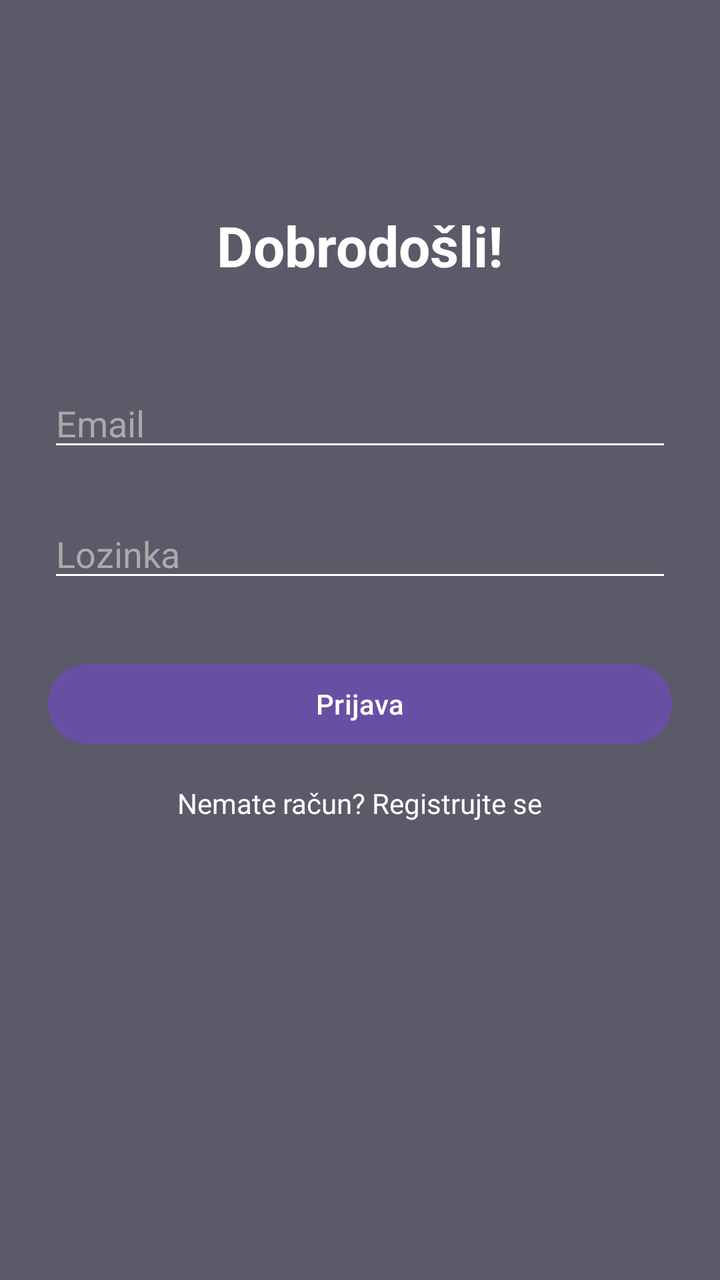
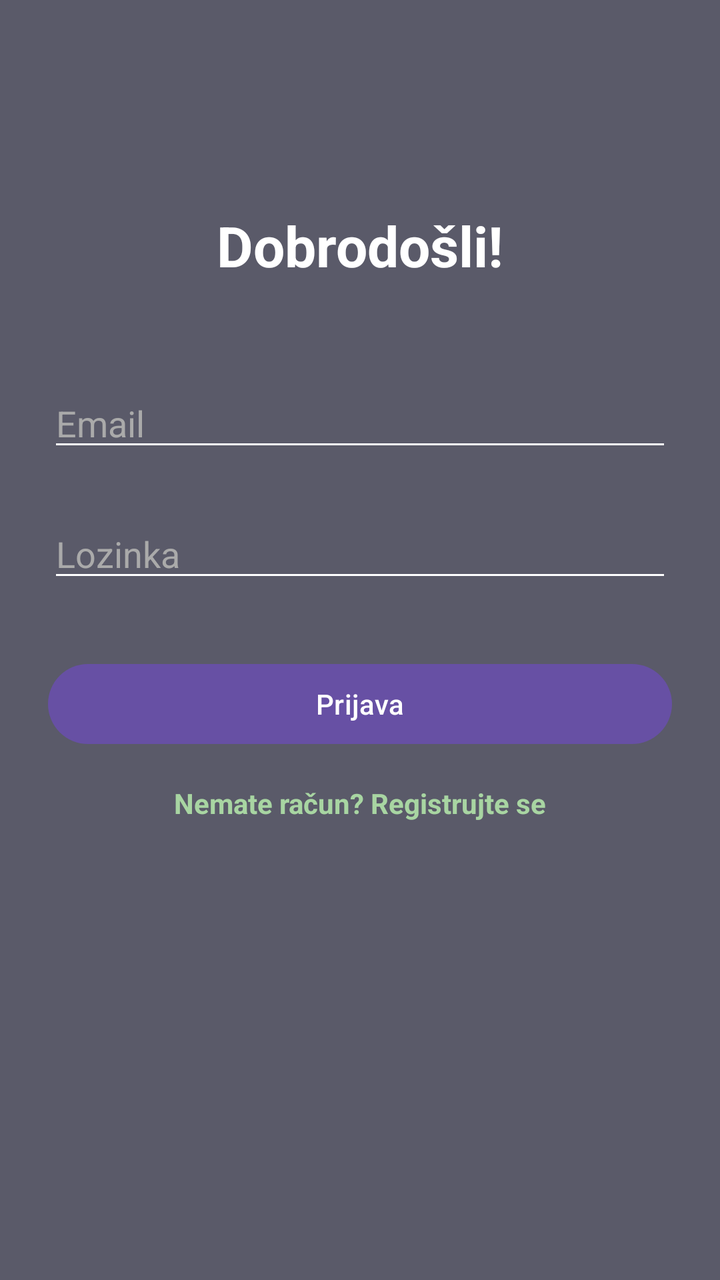

Two renders of the same Android screen: before a commit and after it. Below are the layout's source before the change and the commit's diff.
<!-- AndroidManifest.xml: application theme Theme.WearAgain -->
<!-- res/layout/activity_login.xml -->
<?xml version="1.0" encoding="utf-8"?>
<androidx.constraintlayout.widget.ConstraintLayout
    xmlns:android="http://schemas.android.com/apk/res/android" xmlns:app="http://schemas.android.com/apk/res-auto"
    android:layout_width="match_parent"
    android:layout_height="match_parent"
    android:background="@color/splash_pozadina"
    android:padding="24dp">

    <TextView
        android:id="@+id/tvDobrodoslica"
        android:layout_width="wrap_content"
        android:layout_height="wrap_content"
        android:text="Dobrodošli!"
        android:textSize="28sp"
        android:textStyle="bold"
        android:textColor="@color/white"
        app:layout_constraintTop_toTopOf="parent"
        app:layout_constraintStart_toStartOf="parent"
        app:layout_constraintEnd_toEndOf="parent"
        android:layout_marginTop="80dp"/>

    <EditText
        android:id="@+id/etEmail"
        android:layout_width="match_parent"
        android:layout_height="wrap_content"
        android:hint="Email"
        android:inputType="textEmailAddress"
        android:textColor="@color/white"
        android:textColorHint="#AAAAAA"
        android:backgroundTint="@color/white"
        android:layout_marginTop="48dp"
        app:layout_constraintTop_toBottomOf="@id/tvDobrodoslica"
        app:layout_constraintStart_toStartOf="parent"
        app:layout_constraintEnd_toEndOf="parent"/>

    <EditText
        android:id="@+id/etLozinka"
        android:layout_width="match_parent"
        android:layout_height="wrap_content"
        android:hint="Lozinka"
        android:inputType="textPassword"
        android:textColor="@color/white"
        android:textColorHint="#AAAAAA"
        android:backgroundTint="@color/white"
        android:layout_marginTop="24dp"
        app:layout_constraintTop_toBottomOf="@id/etEmail"
        app:layout_constraintStart_toStartOf="parent"
        app:layout_constraintEnd_toEndOf="parent"/>

    <Button
        android:id="@+id/btnPrijava"
        android:layout_width="match_parent"
        android:layout_height="wrap_content"
        android:text="Prijava"
        android:layout_marginTop="32dp"
        app:layout_constraintTop_toBottomOf="@id/etLozinka"
        app:layout_constraintStart_toStartOf="parent"
        app:layout_constraintEnd_toEndOf="parent"/>

    <TextView
        android:id="@+id/tvRegistracija"
        android:layout_width="wrap_content"
        android:layout_height="wrap_content"
        android:text="Nemate račun? Registrujte se"
        android:textColor="@color/white"
        android:layout_marginTop="16dp"
        app:layout_constraintTop_toBottomOf="@id/btnPrijava"
        app:layout_constraintStart_toStartOf="parent"
        app:layout_constraintEnd_toEndOf="parent"/>

</androidx.constraintlayout.widget.ConstraintLayout>
<!-- resources referenced by this layout -->
<resources>
  <color name="splash_pozadina">#5A5A69</color>
  <color name="white">#FFFFFFFF</color>
  <style name="Theme.WearAgain" parent="Base.Theme.WearAgain" />
  <style name="Base.Theme.WearAgain" parent="Theme.Material3.DayNight.NoActionBar">
          
          
      </style>
</resources>

<!-- the commit's change to res/layout/activity_login.xml (unified diff, before → after) -->
@@ -62,7 +62,10 @@
         android:layout_width="wrap_content"
         android:layout_height="wrap_content"
         android:text="Nemate račun? Registrujte se"
-        android:textColor="@color/white"
+        android:textColor="#A8D5A2"
+        android:textStyle="bold"
+        android:clickable="true"
+        android:focusable="true"
         android:layout_marginTop="16dp"
         app:layout_constraintTop_toBottomOf="@id/btnPrijava"
         app:layout_constraintStart_toStartOf="parent"
